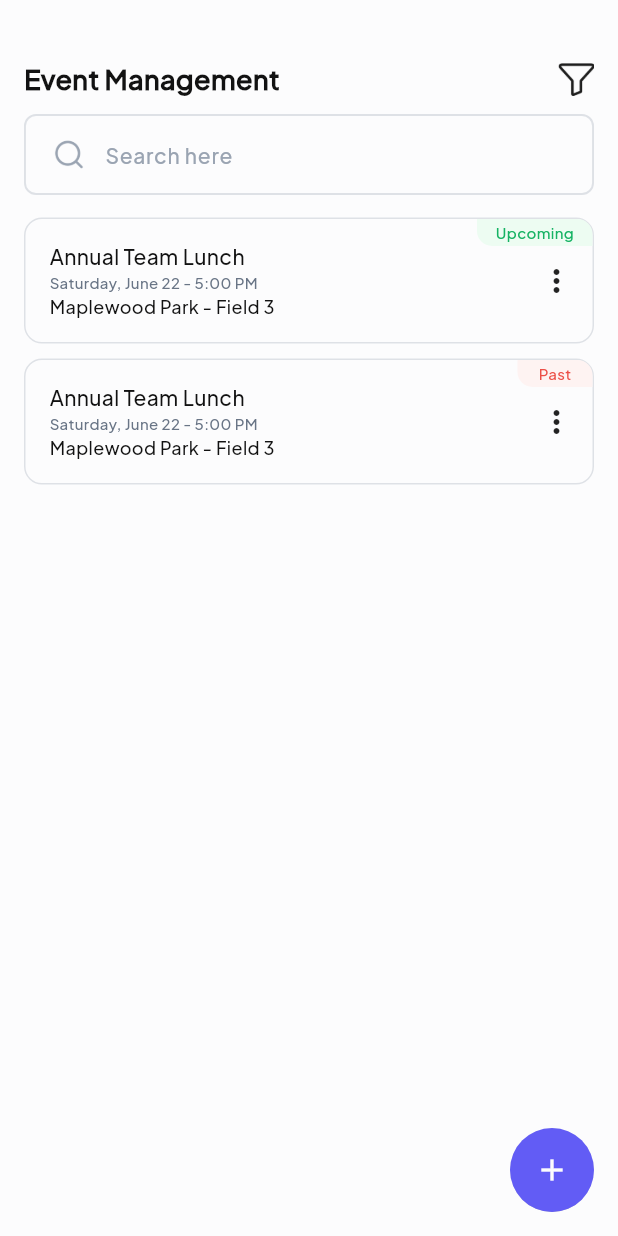
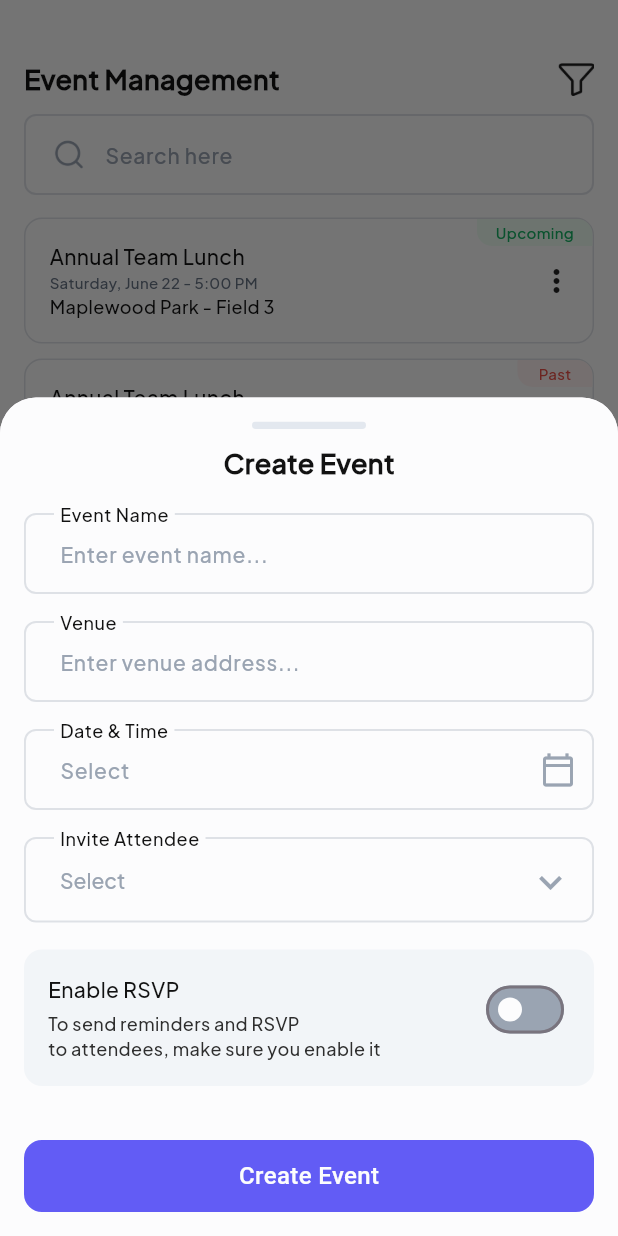
Before and after one commit to Warraich07/racrally, a Flutter app: the EventScreen screen opened directly, after a tap on the "add" icon, on a phone screen of 412 x 824 dp. Run offline on Flutter 3.47's test engine with Material 3 defaults, Android fonts, the light colour scheme and no system bars; drawn by our look-alikes of zoom_tap_animation; our stand-ins replace carousel_slider, dropdown_button2, get, pin_code_fields, shared_preferences, sizer; accounts and stored records are empty.

Commit message:
1.Event Ui completed

```diff
--- a/lib/app_theme/app_theme.dart
+++ b/lib/app_theme/app_theme.dart
@@ -33,12 +33,14 @@ class AppTheme {
   static const Color lightPrimaryColor = Color(0xFF4834CE);
   static const Color secondaryColor =  Color(0xFF625CF5);
   static const Color primaryColor = Color(0xFFFCFCFD);
+  static const Color dividerColor = Color(0xFFE3E8EF);
   static const Color primaryLittleDarkColor = Color(0xFFEEF2F6);
   static const Color primaryCardColor = Color(0xFF16B364);
   static const Color primaryDarkColor = Color(0xFFEEF1FF);
   static const Color primaryExtraLightColor = Color(0xFFFFFFFF);
   static const Color darkBackgroundColor = Color(0xFF121212);
   static const Color darkGreyColor = Color(0xFF697586);
+  static const Color mediumGreyColor = Color(0xFF2E2E2E);
   static const Color lightGreyColor = Color(0xFF9AA4B2);
   static const Color extraLightGreyColor = Color(0xFFF8FAFC);
   static const Color green =  Color(0xFF16B364);
@@ -93,7 +95,7 @@ class AppTheme {
   );
   static TextStyle get bodyExtraSmallWeight400Style => const TextStyle(
     fontFamily: AppFonts.medium,
-    fontWeight: FontWeight.w500,
+    fontWeight: FontWeight.w400,
     fontSize: 12,
     color: darkGreyColor,
   );
@@ -132,6 +134,12 @@ class AppTheme {
     fontFamily: AppFonts.medium,
     fontSize: 24,
     fontWeight: FontWeight.w700,
+    color: darkBackgroundColor,
+  );
+  static TextStyle get mediumLightHeadingStyle => const TextStyle(
+    fontFamily: AppFonts.medium,
+    fontSize: 16,
+    fontWeight: FontWeight.w500,
     color: darkBackgroundColor,
   );
   static TextStyle get mediumHeadingStyle => const TextStyle(
--- a/lib/controllers/lazy_controller.dart
+++ b/lib/controllers/lazy_controller.dart
@@ -3,11 +3,13 @@ import 'package:racrally/views/auth/controller/auth_controller.dart';
 import 'package:racrally/views/intro/controller/splash_controller.dart';
 
 import '../views/bottom_nav_bar/controller/bottom_bar_controller.dart';
+import '../views/events/widgets/controller/event_controller.dart';
 
 class LazyController extends Bindings{
   @override
   void dependencies() {
     // TODO: implement dependencies
+    Get.put(EventController());
     Get.put(GeneralController());
     Get.put(SplashController());
     Get.put(AuthController());
--- a/lib/views/auth/widgets/custom_dropdown.dart
+++ b/lib/views/auth/widgets/custom_dropdown.dart
@@ -7,6 +7,7 @@ import '../../../constants/app_fonts.dart';
 
 class CustomDropdownField extends StatelessWidget {
   final String? hintText;
+  final double? fontSize;
   final String? fieldName;
   final List<DropdownMenuItem<String>> items;
   final String? value;
@@ -33,6 +34,7 @@ class CustomDropdownField extends StatelessWidget {
     this.inputTextColor,
     this.dropdownIconColor,
     this.isEditProfileInfoScreen = false,
+    this.fontSize
   }) : super(key: key);
 
   @override
@@ -100,10 +102,10 @@ class CustomDropdownField extends StatelessWidget {
         hintText ?? '',
         style:  TextStyle(
             fontWeight: FontWeight.w400,
-            fontSize: 14,  fontFamily: AppFonts.medium,color: hintTextColor??AppTheme.lightGreyColor),
+            fontSize:fontSize?? 14,  fontFamily: AppFonts.medium,color: hintTextColor??AppTheme.lightGreyColor),
       ),
       style: TextStyle(
-        fontSize: 16,
+        fontSize:fontSize?? 16,
         fontFamily: "medium",
         color: inputTextColor ?? AppTheme.darkBackgroundColor,
       ),
--- a/lib/views/events/event_screen.dart
+++ b/lib/views/events/event_screen.dart
@@ -1,14 +1,21 @@
 import 'package:flutter/material.dart';
 import 'package:get/get.dart';
+import 'package:intl/intl.dart';
+import 'package:racrally/app_widgets/custom_button.dart';
 import 'package:racrally/app_widgets/custom_text_field.dart';
 import 'package:racrally/extensions/height_extension.dart';
 import 'package:racrally/extensions/width_extension.dart';
 import 'package:racrally/routes/app_routes.dart';
 import 'package:racrally/utils/custom_dialog.dart';
+import 'package:racrally/views/events/widgets/create_event_bottom_sheet.dart';
 import 'package:racrally/views/events/widgets/custom_card.dart';
+import 'package:racrally/views/events/widgets/rsvp_bottom_sheet.dart';
+import 'package:sizer/sizer.dart';
 
 import '../../app_theme/app_theme.dart';
 import '../../constants/app_icons.dart';
+import '../../constants/custom_validators.dart';
+import '../auth/widgets/custom_dropdown.dart';
 
 class EventScreen extends StatefulWidget {
   const EventScreen({super.key});
@@ -18,6 +25,10 @@ class EventScreen extends StatefulWidget {
 }
 
 class _EventScreenState extends State<EventScreen> {
+  bool showPassword=true;
+  String? selectedFirstReminder;
+  FocusNode focusNodePassword=FocusNode();
+  final TextEditingController dateController = TextEditingController();
   @override
   Widget build(BuildContext context) {
     return Scaffold(
@@ -25,7 +36,9 @@ class _EventScreenState extends State<EventScreen> {
         borderRadius: BorderRadius.circular(100),
         child: FloatingActionButton(
           backgroundColor: AppTheme.secondaryColor,
-          onPressed: () {},
+          onPressed: () {
+            CreateEventSheet.show(context);
+          },
           child: Icon(Icons.add,color: AppTheme.primaryColor,),
         ),
       ),
--- /dev/null
+++ b/lib/views/events/widgets/controller/event_controller.dart
@@ -0,0 +1,6 @@
+import 'package:flutter/material.dart';
+import 'package:get/get.dart';
+
+class EventController extends GetxController {
+
+}
--- /dev/null
+++ b/lib/views/events/widgets/create_event_bottom_sheet.dart
@@ -0,0 +1,310 @@
+import 'package:flutter/material.dart';
+import 'package:get/get.dart';
+import 'package:intl/intl.dart';
+import 'package:racrally/extensions/height_extension.dart';
+import 'package:racrally/extensions/width_extension.dart';
+import 'package:racrally/views/events/widgets/controller/event_controller.dart';
+import 'package:sizer/sizer.dart';
+import '../../../app_theme/app_theme.dart';
+import '../../../app_widgets/custom_button.dart';
+import '../../../app_widgets/custom_text_field.dart';
+import '../../../constants/app_icons.dart';
+import '../../../constants/custom_validators.dart';
+import '../../../utils/snackbar_utils.dart';
+import '../../auth/widgets/custom_dropdown.dart';
+
+class CreateEventSheet {
+  static void show(BuildContext context) {
+    final EventController controller = Get.find();
+    final focusNodePassword = FocusNode();
+    String? selectedFirstReminder;
+    bool isSwitched = false;
+    showModalBottomSheet(
+      isScrollControlled: true,
+      context: context,
+      shape: const RoundedRectangleBorder(
+        borderRadius: BorderRadius.vertical(top: Radius.circular(24)),
+      ),
+      builder: (context) {
+        return StatefulBuilder(
+          builder: (context, setState) {
+
+            String? selectedFirstReminder;
+            String? selectedLastReminder;
+            final TextEditingController dateController = TextEditingController();
+            final FocusNode focusNodePassword = FocusNode();
+
+            return Padding(
+              padding: EdgeInsets.only(
+                bottom: MediaQuery.of(context).viewInsets.bottom,
+              ),
+              child: SingleChildScrollView(
+                physics: const BouncingScrollPhysics(),
+                child: Container(
+                  decoration: const BoxDecoration(
+                    borderRadius: BorderRadius.only(
+                      topRight: Radius.circular(24),
+                      topLeft: Radius.circular(24),
+                    ),
+                    color: AppTheme.primaryColor,
+                  ),
+                  padding: const EdgeInsets.all(16),
+                  width: double.infinity,
+                  child: Column(
+                    mainAxisSize: MainAxisSize.min,
+                    crossAxisAlignment: CrossAxisAlignment.start,
+                    children: [
+                      Align(
+                        alignment: Alignment.center,
+                        child: ClipRRect(
+                          borderRadius: BorderRadius.circular(60),
+                          child: Container(
+                            width: 76,
+                            height: 5,
+                            color: AppTheme.dividerColor,
+                          ),
+                        ),
+                      ),
+                      const SizedBox(height: 10),
+                      Align(
+                        alignment: Alignment.center,
+                        child: Text("Create Event", style: AppTheme.mediumHeadingStyle),
+                      ),
+                      const SizedBox(height: 20),
+                      CustomTextField(
+                        validator: (value) => CustomValidator.email(value),
+                        fieldName: "Event Name",
+                        hintText: "Enter event name...",
+                      ),
+                      const SizedBox(height: 18),
+                      CustomTextField(
+                        validator: (value) => CustomValidator.email(value),
+                        fieldName: "Venue",
+                        hintText: "Enter venue address...",
+                      ),
+                      const SizedBox(height: 18),
+
+                      /// Date Picker
+                      GestureDetector(
+                        onTap: ()  {
+                          pickDate(context,dateController);
+                        },
+                        child: AbsorbPointer(
+                          child: CustomTextField(
+                            controller: dateController,
+                            focusNode: focusNodePassword,
+                            suffixIcon: const Icon(Icons.calendar_today_outlined, size: 24),
+                            isObscure: false,
+                            fieldName: "Date & Time",
+                            hintText: "Select",
+                          ),
+                        ),
+                      ),
+                      const SizedBox(height: 18),
+
+                      /// Dropdown
+                      CustomDropdownField(
+                        fieldName: "Invite Attendee",
+                        hintText: "Select",
+                        value: selectedFirstReminder,
+                        items: const [
+                          DropdownMenuItem(value: "Invite All", child: Text("Invite All")),
+                          DropdownMenuItem(value: "Substitute Only", child: Text("Substitute Only")),
+                          DropdownMenuItem(value: "Players Only", child: Text("Players Only")),
+                        ],
+                        onChanged: (value) {
+                          setState(() {
+                            selectedFirstReminder = value;
+                          });
+                        },
+                      ),
+                      const SizedBox(height: 18),
+
+                      /// Toggle Switch
+                      Container(
+                        width: double.infinity,
+                        decoration: BoxDecoration(
+                          borderRadius: BorderRadius.circular(12),
+                          color: AppTheme.primaryLittleDarkColor.withOpacity(.7),
+                        ),
+                        child: Row(
+                          mainAxisAlignment: MainAxisAlignment.spaceBetween,
+                          crossAxisAlignment: CrossAxisAlignment.start,
+                          children: [
+                            Column(
+                              crossAxisAlignment: CrossAxisAlignment.start,
+                              children: [
+                                Text("Enable RSVP", style: AppTheme.bodyMediumFont600Style),
+                                const SizedBox(height: 5),
+                                Text(
+                                  "To send reminders and RSVP\nto attendees, make sure you enable it",
+                                  style: AppTheme.bodyExtraSmallWeight400Style.copyWith(
+                                    color: AppTheme.mediumGreyColor,
+                                  ),
+                                ),
+                              ],
+                            ),
+                            Switch(
+                              value: isSwitched,
+                              onChanged: (value) {
+                                setState(() {
+                                  isSwitched = value;
+                                  print(isSwitched);
+                                });
+                              },
+                              activeColor: AppTheme.primaryColor,
+                              activeTrackColor: AppTheme.secondaryColor,
+                              inactiveThumbColor: AppTheme.primaryColor,
+                              inactiveTrackColor: AppTheme.lightGreyColor,
+                            ),
+
+                          ],
+                        ).paddingAll(16),
+                      ),
+
+                      const SizedBox(height: 18),
+                      isSwitched? Column(
+                        children: [
+                          GestureDetector(
+                            onTap: () async {
+                              DateTime? pickedDate = await showDatePicker(
+                                context: context,
+                                initialDate: DateTime.now(),
+                                firstDate: DateTime(2020),
+                                lastDate: DateTime(2030),
+                              );
+                              if (pickedDate != null) {
+                                String formattedDate =
+                                DateFormat('yyyy-MM-dd').format(pickedDate);
+                                dateController.text = formattedDate;
+                              }
+                            },
+                            child: AbsorbPointer(
+                              child: CustomTextField(
+                                controller: dateController,
+                                focusNode: focusNodePassword,
+                                suffixIcon: const Icon(Icons.calendar_today_outlined),
+                                isObscure: false,
+                                fieldName: "RSVP Deadline",
+                                hintText: "Select",
+                              ),
+                            ),
+                          ),
+                          const SizedBox(height: 18),
+                          Row(
+                            mainAxisAlignment: MainAxisAlignment.spaceBetween,
+                            children: [
+                              SizedBox(
+                                width: 44.w,
+                                child: CustomDropdownField(
+                                  fontSize: 13,
+                                  validator: (value) =>
+                                      CustomValidator.selectGenderRange(value),
+                                  fieldName: "First Reminder",
+                                  hintText: "Select",
+                                  value: selectedFirstReminder,
+                                  items: const [
+                                    DropdownMenuItem(
+                                        value: "24 hours before",
+                                        child: Text("24 hours before")),
+                                    DropdownMenuItem(
+                                        value: "16 hours before",
+                                        child: Text("16 hours before")),
+                                    DropdownMenuItem(
+                                        value: "8 hours before",
+                                        child: Text("8 hours before")),
+                                  ],
+                                  onChanged: (value) {
+                                    setState(() {
+                                      selectedFirstReminder = value;
+
+                                    });
+                                  },
+                                ),
+                              ),
+                              /// Last Reminder Dropdown
+                              SizedBox(
+                                width: 44.w,
+                                child: CustomDropdownField(
+                                  fontSize: 10,
+                                  validator: (value) =>
+                                      CustomValidator.selectGenderRange(value),
+                                  fieldName: "Last Reminder",
+                                  hintText: "Select",
+                                  value: selectedLastReminder,
+                                  items: const [
+                                    DropdownMenuItem(
+                                        value: "8 hours before",
+                                        child: Text("8 hours before")),
+                                    DropdownMenuItem(
+                                        value: "4 hours before",
+                                        child: Text("4 hours before")),
+                                    DropdownMenuItem(
+                                        value: "2 hours before",
+                                        child: Text("2 hours before")),
+                                  ],
+                                  onChanged: (value) {
+                                    setState(() {
+                                      selectedLastReminder = value;
+                                    });
+                                  },
+                                ),
+                              ),
+                            ],
+                          )
+                        ],
+                      ):Container(),
+                      const SizedBox(height: 18),
+                      CustomButton(
+                          onTap: (){
+                            Get.back();
+                            SnackbarUtil.showSnackbar(message: "Event Created", type:SnackbarType.success );
+                          },
+                          Text: "Create Event"),
+                    ],
+                  ),
+                ),
+              ),
+            );
+          },
+        );
+      },
+    );
+
+  }
+  static Future<void> pickDate(BuildContext context, TextEditingController controller) async {
+    final ThemeData theme = ThemeData(
+      brightness: Brightness.light,
+      colorScheme: ColorScheme.light(
+        onSurfaceVariant: AppTheme.secondaryColor,
+        onSecondary: AppTheme.darkBackgroundColor,
+        primary: AppTheme.secondaryColor,
+        onPrimary: AppTheme.primaryColor,
+        onSurface: AppTheme.darkBackgroundColor,
+        surface: AppTheme.primaryColor,
+      ),
+    );
+
+    DateTime? pickedDate = await showDatePicker(
+      context: context,
+      initialDate: DateTime.now(),
+      firstDate: DateTime(2020),
+      lastDate: DateTime(2030),
+      builder: (context, child) {
+        return Theme(data: theme, child: child!);
+      },
+    );
+
+    if (pickedDate != null) {
+      String formattedDate = DateFormat('yyyy-MM-dd').format(pickedDate);
+      controller.text = formattedDate;
+      printSelectedDate(pickedDate);
+    }
+  }
+
+  static void printSelectedDate(DateTime date) {
+    final String formatted = DateFormat('EEEE, dd MMMM yyyy').format(date);
+    print("Selected date: $formatted");
+  }
+
+}
```
Also changed, not shown: lib/views/events/event_details_screen.dart (+9 -2 lines), lib/views/events/widgets/rsvp_bottom_sheet.dart (added, +184 -0 lines), pubspec.lock.
